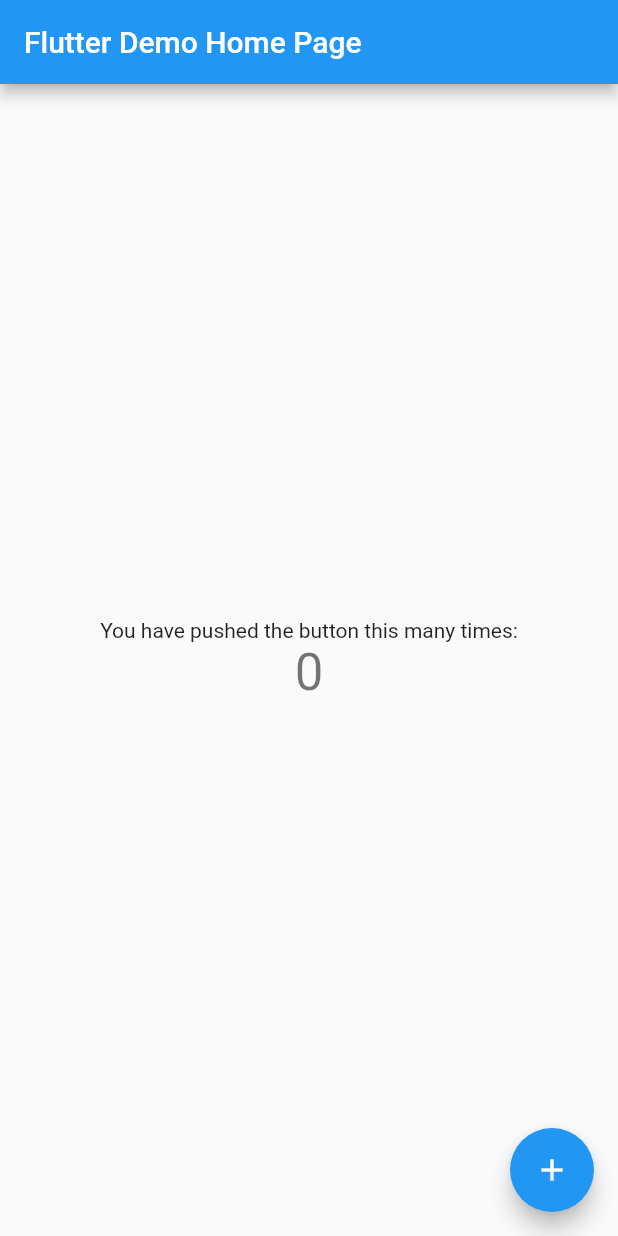
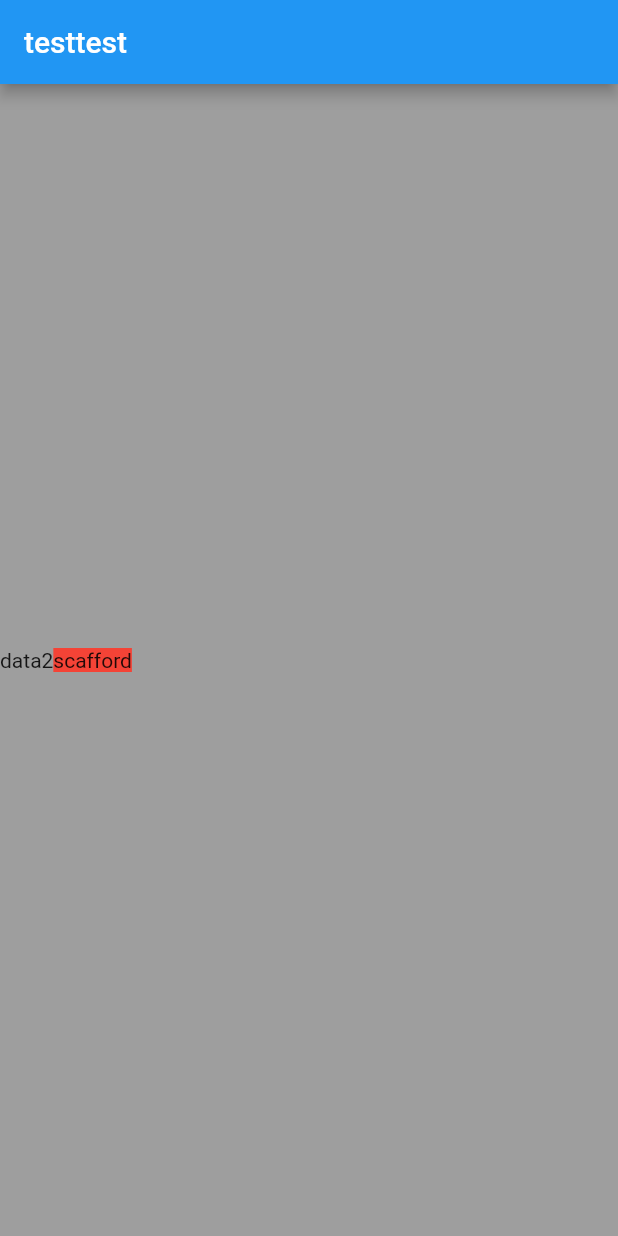
Before and after one commit to GawinGowin/flutter_train, a Flutter app: the screen it shows after launch, on a phone screen of 412 x 824 dp. Run offline on Flutter 3.47's test engine with Material 2 defaults, Android fonts, the phone set to English and light mode, and no system bars.

Commit message:
add contents add contents

```diff
--- a/lib/main.dart
+++ b/lib/main.dart
@@ -71,45 +71,19 @@ class _MyHomePageState extends State<MyHomePage> {
     // than having to individually change instances of widgets.
     return Scaffold(
       appBar: AppBar(
-        // Here we take the value from the MyHomePage object that was created by
-        // the App.build method, and use it to set our appbar title.
-        title: Text(widget.title),
+        title: Text("testtest"),
       ),
-      body: Center(
-        // Center is a layout widget. It takes a single child and positions it
-        // in the middle of the parent.
-        child: Column(
-          // Column is also a layout widget. It takes a list of children and
-          // arranges them vertically. By default, it sizes itself to fit its
-          // children horizontally, and tries to be as tall as its parent.
-          //
-          // Invoke "debug painting" (press "p" in the console, choose the
-          // "Toggle Debug Paint" action from the Flutter Inspector in Android
-          // Studio, or the "Toggle Debug Paint" command in Visual Studio Code)
-          // to see the wireframe for each widget.
-          //
-          // Column has various properties to control how it sizes itself and
-          // how it positions its children. Here we use mainAxisAlignment to
-          // center the children vertically; the main axis here is the vertical
-          // axis because Columns are vertical (the cross axis would be
-          // horizontal).
-          mainAxisAlignment: MainAxisAlignment.center,
-          children: <Widget>[
-            const Text(
-              'You have pushed the button this many times:',
-            ),
-            Text(
-              '$_counter',
-              style: Theme.of(context).textTheme.headlineMedium,
-            ),
+      body: Container(
+        color: Colors.grey,
+        width: double.infinity,
+        height: double.infinity,
+        child: Row(
+          children: [
+            Text("data"), Text("2"), Container(color: Colors.red, child:Text("scafford"))
           ],
         ),
-      ),
-      floatingActionButton: FloatingActionButton(
-        onPressed: _incrementCounter,
-        tooltip: 'Increment',
-        child: const Icon(Icons.add),
-      ), // This trailing comma makes auto-formatting nicer for build methods.
+      )
+
     );
   }
 }
```
